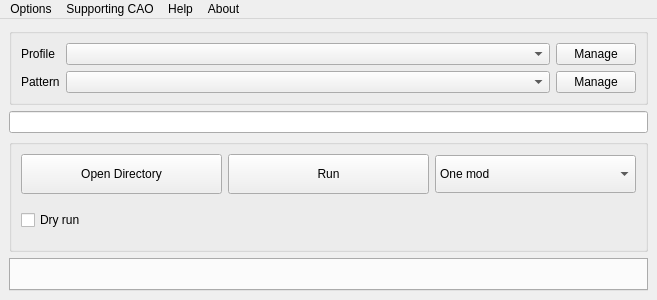
Qt form src/gui/MainWindow.ui (Guekka/cathedral-assets-optimizer) before a commit.
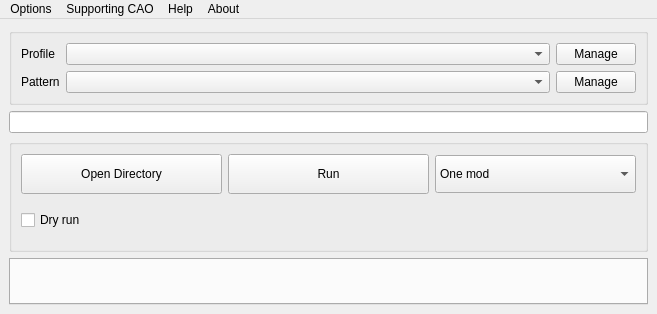
The same form after that commit.

Commit message: feat(ui): add open config dir action

What changed in the file:
```diff
--- a/src/gui/MainWindow.ui
+++ b/src/gui/MainWindow.ui
@@ -7,7 +7,7 @@
                 <x>0</x>
                 <y>0</y>
                 <width>657</width>
-                <height>300</height>
+    <height>314</height>
             </rect>
         </property>
         <property name="sizePolicy">
```
Left out of the diff: 8 changed lines with no effect on the pictures. Lines whose indentation alone changed are shown as unchanged. The commit also changes 1 other file.
